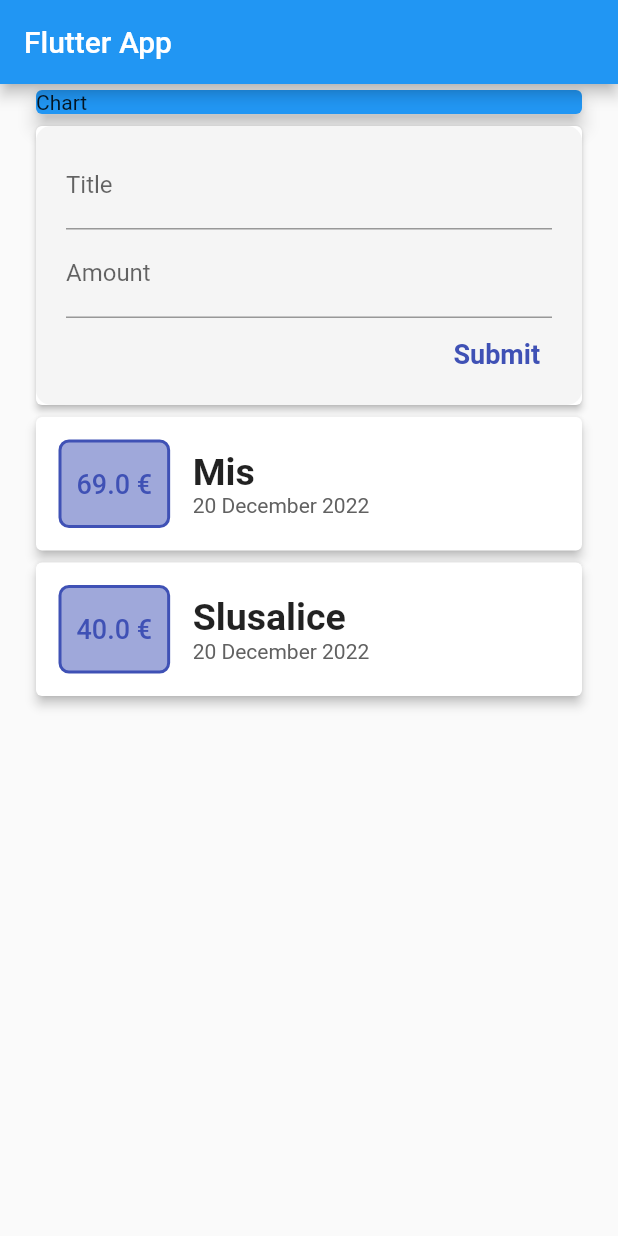
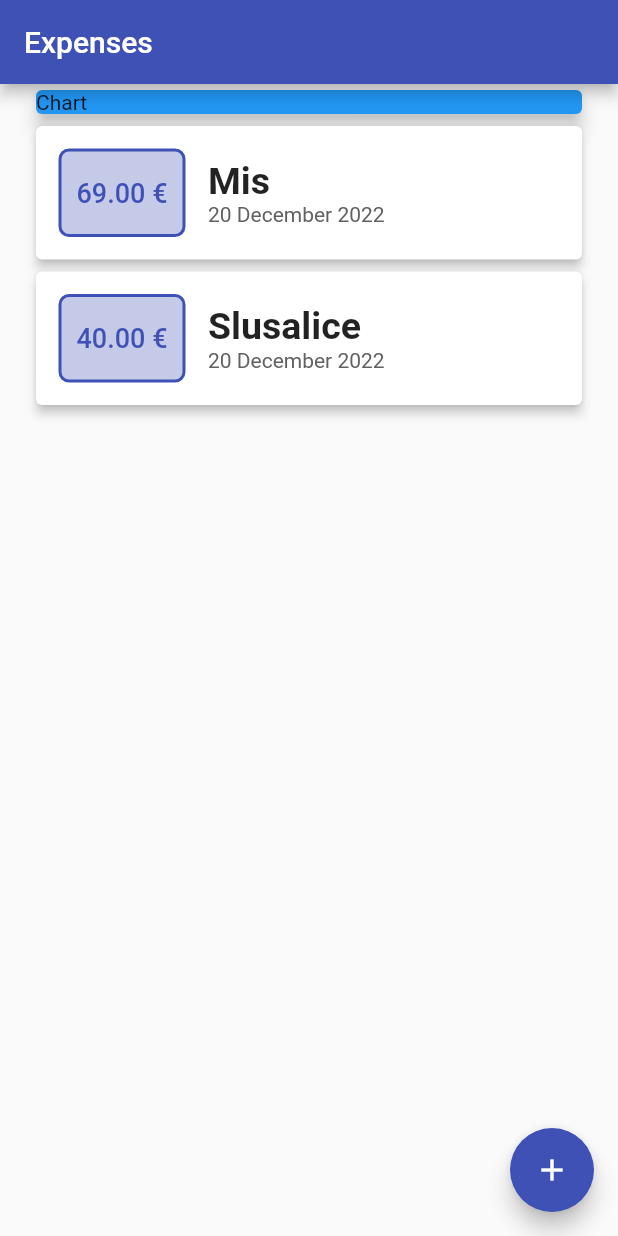
Before and after one commit to Anes1318/expenses, a Flutter app: the screen it shows after launch, on a phone screen of 412 x 824 dp. Run offline on Flutter 3.47's test engine with Material 2 defaults, Android fonts, the phone set to English and light mode, and no system bars.

Commit message:
added functionality to submit button, added theme, added scrolling and maybe some other stuff

```diff
--- /dev/null
+++ b/lib/components/transactionList.dart
@@ -0,0 +1,62 @@
+import 'package:flutter/src/widgets/container.dart';
+import 'package:flutter/src/widgets/framework.dart';
+import 'package:flutter/material.dart';
+import '../klase/transaction.dart';
+import 'package:intl/intl.dart';
+
+class TransactionList extends StatelessWidget {
+  List<Transaction> transactions = [];
+
+  TransactionList(this.transactions);
+
+  @override
+  Widget build(BuildContext context) {
+    return Container(
+      height: 700,
+      child: ListView.builder(
+        itemBuilder: (context, index) {
+          return Card(
+            elevation: 3,
+            child: Row(
+              children: [
+                Container(
+                  padding: EdgeInsets.fromLTRB(10, 17, 10, 17),
+                  margin: EdgeInsets.all(15),
+                  decoration: BoxDecoration(
+                      border: Border.all(
+                        color: Theme.of(context).primaryColor,
+                        width: 2,
+                      ),
+                      color: Theme.of(context).primaryColorLight,
+                      borderRadius: BorderRadius.circular(7)),
+                  child: Text(
+                    '${transactions[index].amount.toStringAsFixed(2)} €',
+                    style: TextStyle(
+                        color: Theme.of(context).primaryColor,
+                        fontSize: 18,
+                        fontWeight: FontWeight.w500),
+                  ),
+                ),
+                Column(
+                  crossAxisAlignment: CrossAxisAlignment.start,
+                  children: [
+                    Text(
+                      transactions[index].title,
+                      style:
+                          TextStyle(fontSize: 25, fontWeight: FontWeight.w600),
+                    ),
+                    Text(
+                      DateFormat('d MMMM y').format(transactions[index].date),
+                      style: TextStyle(color: Colors.grey.shade700),
+                    ),
+                  ],
+                ),
+              ],
+            ),
+          );
+        },
+        itemCount: transactions.length,
+      ),
+    );
+  }
+}
--- a/lib/main.dart
+++ b/lib/main.dart
@@ -1,6 +1,7 @@
-import '/transaction.dart';
+import 'package:expenses/components/inputFields.dart';
+import 'package:expenses/components/transactionList.dart';
+import 'package:expenses/klase/transaction.dart';
 import 'package:flutter/material.dart';
-import 'package:intl/intl.dart';
 
 void main() => runApp(MyApp());
 
@@ -8,26 +9,61 @@ class MyApp extends StatelessWidget {
   @override
   Widget build(BuildContext context) {
     return MaterialApp(
-      title: 'Flutter App',
+      debugShowCheckedModeBanner: false,
+      theme: ThemeData(primarySwatch: Colors.indigo),
+      title: 'Expenses',
       home: MyHomePage(),
     );
   }
 }
 
-class MyHomePage extends StatelessWidget {
+class MyHomePage extends StatefulWidget {
+  @override
+  State<MyHomePage> createState() => _MyHomePageState();
+}
+
+class _MyHomePageState extends State<MyHomePage> {
   final List<Transaction> transactions = [
     Transaction(id: 't1', title: 'Mis', amount: 69, date: DateTime.now()),
     Transaction(id: 't2', title: 'Slusalice', amount: 40, date: DateTime.now())
   ];
 
+  void _addTransaction(String title, double amount) {
+    final novaTransaction = Transaction(
+      id: DateTime.now().toString(),
+      title: title,
+      amount: amount,
+      date: DateTime.now(),
+    );
+
+    setState(() {
+      transactions.add(novaTransaction);
+    });
+  }
+
+  void _showModal(BuildContext ctx) {
+    showModalBottomSheet(
+        context: ctx,
+        builder: (bCtx) {
+          return InputFields(funkcija: _addTransaction);
+        });
+  }
+
   @override
   Widget build(BuildContext context) {
     return Scaffold(
       appBar: AppBar(
-          title: Text('Flutter App'),
+        title: Text('Expenses'),
+      ),
+      floatingActionButton: FloatingActionButton(
+        onPressed: () => _showModal(context),
+        child: Icon(
+          Icons.add,
+        ),
       ),
       body: Container(
         margin: EdgeInsets.symmetric(horizontal: 20),
+        child: SingleChildScrollView(
           child: Column(
             children: [
               Container(
@@ -38,86 +74,11 @@ class MyHomePage extends StatelessWidget {
                   child: Text('Chart'),
                 ),
               ),
-              Card(
-                elevation: 2,
-                child: Container(
-                  decoration: BoxDecoration(
-                      color: Colors.grey.shade100,
-                      borderRadius: BorderRadius.circular(10)),
-                  padding: EdgeInsets.symmetric(horizontal: 20, vertical: 10),
-                  child: Column(
-                    children: [
-                      TextField(
-                        decoration: InputDecoration(labelText: 'Title'),
-                      ),
-                      TextField(
-                        decoration: InputDecoration(labelText: 'Amount'),
-                      ),
-                      Row(
-                        mainAxisAlignment: MainAxisAlignment.end,
-                        children: [
-                          TextButton(
-                            onPressed: () {},
-                            child: Text(
-                              'Submit',
-                              style: TextStyle(
-                                color: Colors.indigo,
-                                fontSize: 18,
-                                fontWeight: FontWeight.w600,
-                              ),
-                            ),
-                          ),
-                        ],
-                      )
+              TransactionList(transactions),
             ],
           ),
         ),
       ),
-              Column(
-                children: transactions.map((tx) {
-                  return Card(
-                    elevation: 3,
-                    child: Row(
-                      children: [
-                        Container(
-                          padding: EdgeInsets.fromLTRB(10, 17, 10, 17),
-                          margin: EdgeInsets.all(15),
-                          decoration: BoxDecoration(
-                              border: Border.all(
-                                color: Colors.indigo,
-                                width: 2,
-                              ),
-                              color: Colors.indigo.shade200,
-                              borderRadius: BorderRadius.circular(7)),
-                          child: Text(
-                            '${tx.amount} €',
-                            style: TextStyle(
-                                color: Colors.indigo,
-                                fontSize: 18,
-                                fontWeight: FontWeight.w500),
-                          ),
-                        ),
-                        Column(
-                          crossAxisAlignment: CrossAxisAlignment.start,
-                          children: [
-                            Text(
-                              tx.title,
-                              style: TextStyle(
-                                  fontSize: 25, fontWeight: FontWeight.w600),
-                            ),
-                            Text(
-                              DateFormat('d MMMM y').format(tx.date),
-                              style: TextStyle(color: Colors.grey.shade700),
-                            ),
-                          ],
-                        ),
-                      ],
-                    ),
     );
-                }).toList(),
-              ),
-            ],
-          ),
-        ));
   }
 }
```
Also changed, not shown: lib/components/inputFields.dart (added, +74 -0 lines), lib/klase/transaction.dart (renamed from lib/transaction.dart). Lines whose indentation alone changed are shown as unchanged.
